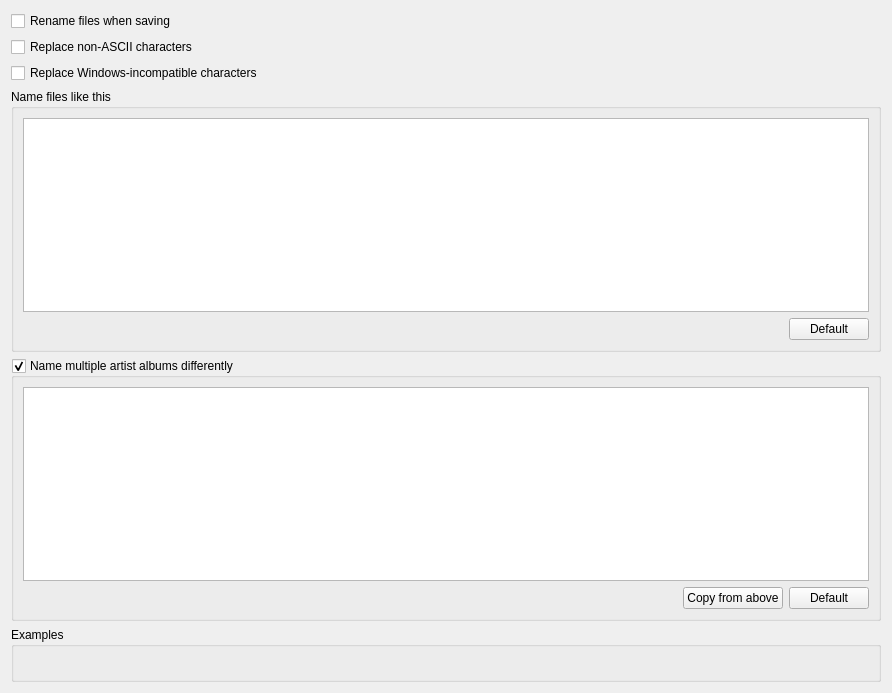
The window that ui/options_renaming.ui (metabrainz/picard) describes before a commit, drawn with Qt 5.
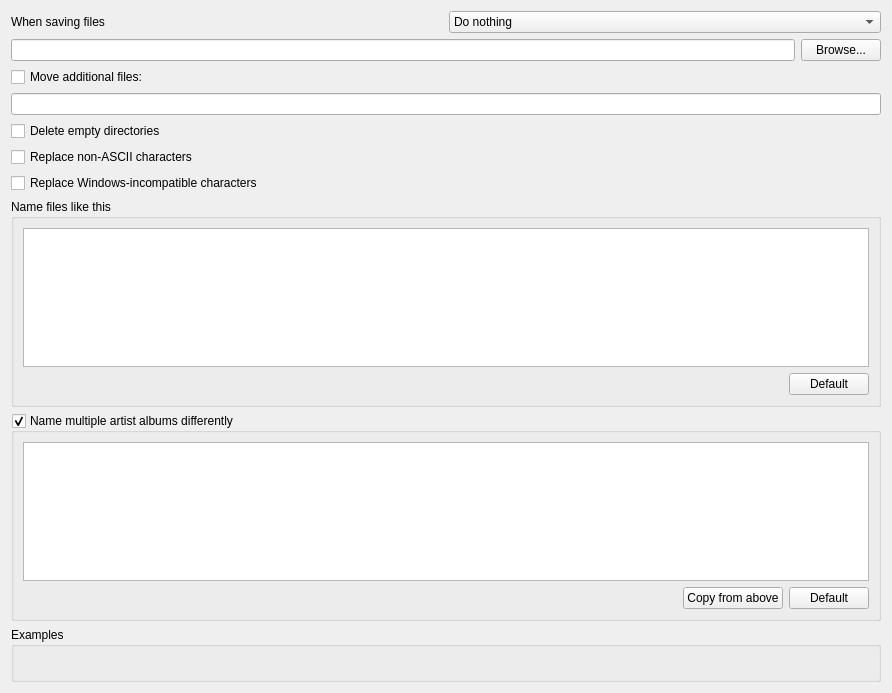
The same window after the commit.

Commit message:
Merge the renaming and moving options pages
This removes the dependency of the examples on the renaming page on the
moving option on another page, that wasn't handled at all before.

```diff
--- a/ui/options_renaming.ui
+++ b/ui/options_renaming.ui
@@ -1,7 +1,10 @@
 <ui version="4.0" >
  <class>RenamingOptionsPage</class>
- <widget class="QWidget" name="RenamingOptionsPage" >
-  <property name="geometry" >
+ <widget class="QWidget" name="RenamingOptionsPage">
+  <property name="enabled">
+   <bool>true</bool>
+  </property>
+  <property name="geometry">
    <rect>
     <x>0</x>
     <y>0</y>
@@ -20,15 +23,70 @@
   </property>
   <layout class="QVBoxLayout" >
    <item>
-    <widget class="QCheckBox" name="rename_files" >
-     <property name="sizePolicy" >
-      <sizepolicy vsizetype="Fixed" hsizetype="Fixed" >
-       <horstretch>0</horstretch>
-       <verstretch>0</verstretch>
-      </sizepolicy>
+    <layout class="QHBoxLayout" name="horizontalLayout">
+     <item>
+      <widget class="QLabel" name="label">
+       <property name="text">
+        <string>When saving files</string>
+       </property>
+      </widget>
+     </item>
+     <item>
+      <widget class="QComboBox" name="action_box">
+       <item>
+        <property name="text">
+         <string>Do nothing</string>
+        </property>
+       </item>
+       <item>
+        <property name="text">
+         <string>Rename files</string>
+        </property>
+       </item>
+       <item>
+        <property name="text">
+         <string>Move files</string>
+        </property>
+       </item>
+      </widget>
+     </item>
+    </layout>
+   </item>
+   <item>
+    <layout class="QHBoxLayout" name="horizontalLayout_4">
+     <item>
+      <widget class="QLineEdit" name="move_files_to">
+       <property name="enabled">
+        <bool>true</bool>
+       </property>
+      </widget>
+     </item>
+     <item>
+      <widget class="QPushButton" name="move_files_to_browse">
+       <property name="enabled">
+        <bool>true</bool>
+       </property>
+       <property name="text">
+        <string>Browse...</string>
+       </property>
+      </widget>
+     </item>
+    </layout>
+   </item>
+   <item>
+    <widget class="QCheckBox" name="move_additional_files">
+     <property name="text">
+      <string>Move additional files:</string>
      </property>
-     <property name="text" >
-      <string>Rename files when saving</string>
+    </widget>
+   </item>
+   <item>
+    <widget class="QLineEdit" name="move_additional_files_pattern"/>
+   </item>
+   <item>
+    <widget class="QCheckBox" name="delete_empty_dirs">
+     <property name="text">
+      <string>Delete empty directories</string>
      </property>
     </widget>
    </item>
@@ -80,12 +138,12 @@
         <property name="lineWrapMode" >
          <enum>QTextEdit::NoWrap</enum>
         </property>
-        <property name="html" >
-         <string>&lt;!DOCTYPE HTML PUBLIC "-//W3C//DTD HTML 4.0//EN" "http://www.w3.org/TR/REC-html40/strict.dtd">
-&lt;html>&lt;head>&lt;meta name="qrichtext" content="1" />&lt;style type="text/css">
+        <property name="html">
+         <string>&lt;!DOCTYPE HTML PUBLIC &quot;-//W3C//DTD HTML 4.0//EN&quot; &quot;http://www.w3.org/TR/REC-html40/strict.dtd&quot;&gt;
+&lt;html&gt;&lt;head&gt;&lt;meta name=&quot;qrichtext&quot; content=&quot;1&quot; /&gt;&lt;style type=&quot;text/css&quot;&gt;
 p, li { white-space: pre-wrap; }
-&lt;/style>&lt;/head>&lt;body style=" font-family:'Monospace'; font-size:10pt; font-weight:400; font-style:normal;">
-&lt;p style="-qt-paragraph-type:empty; margin-top:0px; margin-bottom:0px; margin-left:0px; margin-right:0px; -qt-block-indent:0; text-indent:0px;">&lt;/p>&lt;/body>&lt;/html></string>
+&lt;/style&gt;&lt;/head&gt;&lt;body style=&quot; font-family:'Monospace'; font-size:9pt; font-weight:400; font-style:normal;&quot;&gt;
+&lt;p style=&quot;-qt-paragraph-type:empty; margin-top:0px; margin-bottom:0px; margin-left:0px; margin-right:0px; -qt-block-indent:0; text-indent:0px; font-size:10pt;&quot;&gt;&lt;/p&gt;&lt;/body&gt;&lt;/html&gt;</string>
         </property>
         <property name="tabStopWidth" >
          <number>20</number>
```
Left out of the diff: 141 changed lines with no effect on the pictures. The commit also changes 6 other files.
